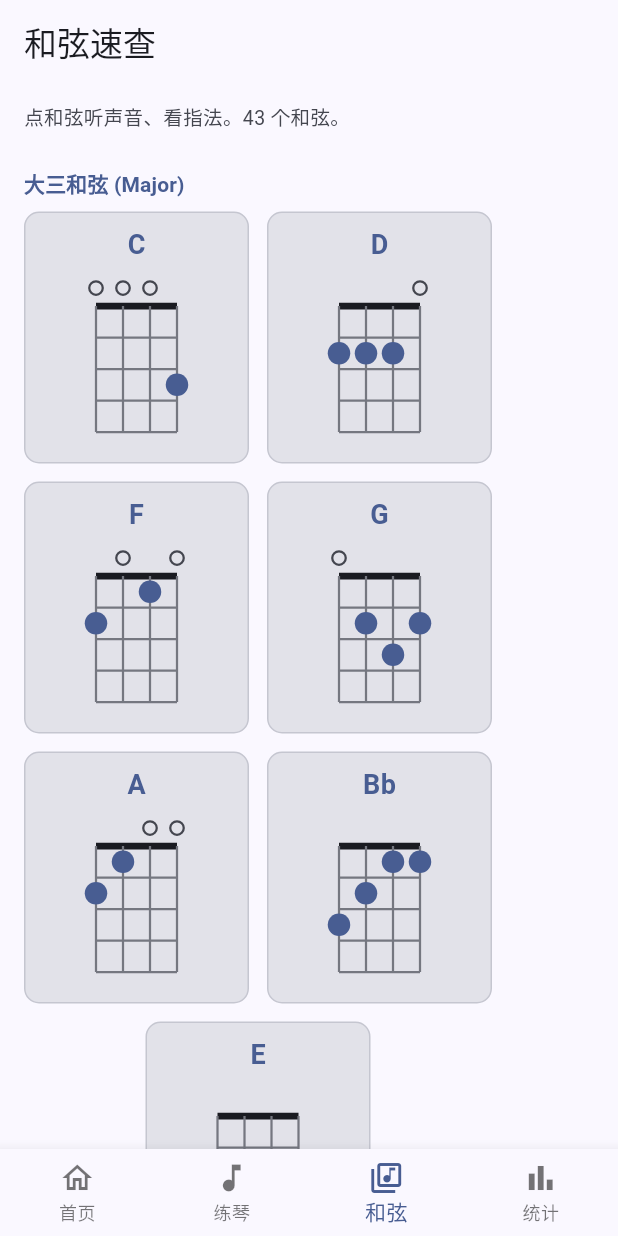
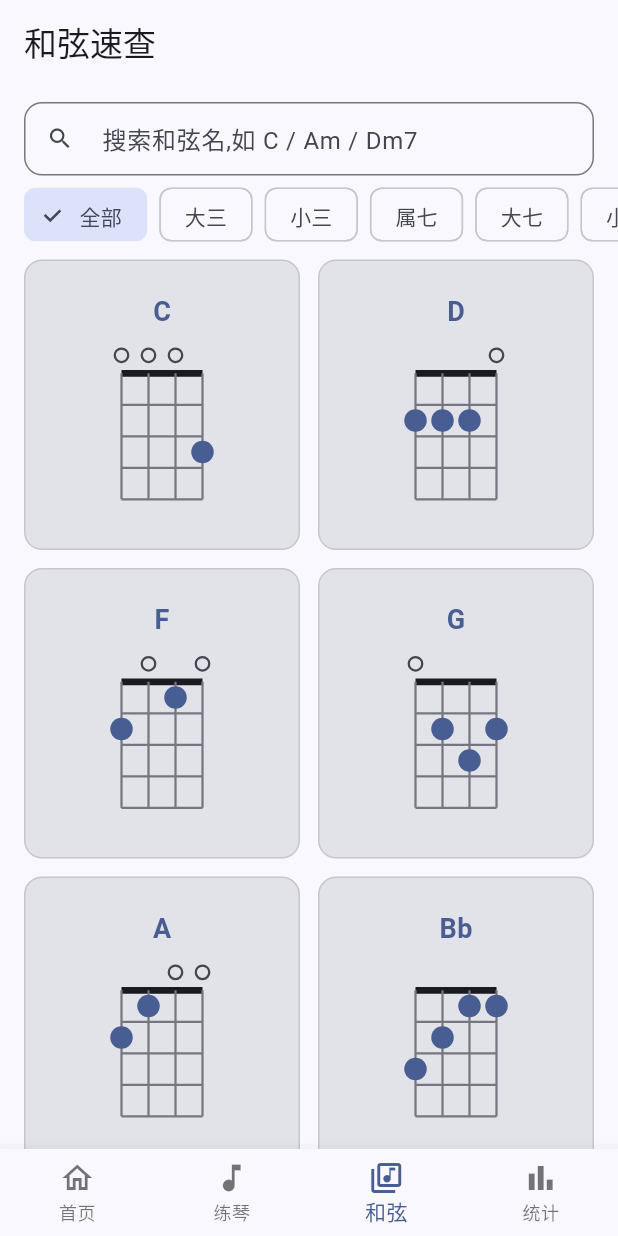
Before and after one commit to yyd841122/ukulele-demo, a Flutter app: the screen it shows after launch, item 3 of the bottom bar chosen, on a phone screen of 412 x 824 dp. Run offline on Flutter 3.47's test engine with Material 3 defaults, Android fonts, the phone set to English and light mode, and no system bars; our stand-ins replace flutter_local_notifications, permission_handler, share_plus, shared_preferences, timezone, wakelock_plus; missing offline and left inert: flutter_soloud, record.

Commit message:
UI重构Step3:和弦页数据驱动分组+搜索+筛选+响应式网格(models加chordCategories结构化分类替掉_categoryOf字符串推断·C#m/Bbmaj7不再错归类/chord_library改StatefulWidget加搜索框按名过滤+类别ChoiceChip替掉分组标题+响应式GridView按屏宽排·maxCrossAxisExtent200装下scale1.5指法图·_ChordTile去固定宽填满格子/analyze零新增·test132全过含搜索+筛选2新测)

```diff
--- a/flutter_app/lib/models.dart
+++ b/flutter_app/lib/models.dart
@@ -149,6 +149,29 @@ const Map<String, List<int>> chordShapes = {
   'Caug': [1, 0, 0, 3],
   'Gaug': [0, 3, 3, 2],
 };
+
+/// 一个和弦分类(给和弦速查页数据驱动分组用,替掉原来按和弦名 contains/endsWith 的脆弱推断:
+/// 像 C#m / Bbmaj7 这种命名一变就会被错归类)。name 是中文显示标签,chords 是该类下的和弦名,
+/// 顺序就是浏览顺序。每个和弦名都必须在 chordShapes 里有指法(点卡要画图 + 试听)。
+class ChordCategory {
+  final String name;
+  final List<String> chords;
+  const ChordCategory(this.name, this.chords);
+}
+
+/// 和弦速查页的分类(顺序 = 三和弦 → 七和弦 → 挂留 → 减增),和 chordShapes 的注释分组一致。
+/// 改 / 加和弦时:chordShapes 加指法,这里把名字塞进对应分类。
+const List<ChordCategory> chordCategories = [
+  ChordCategory('大三', ['C', 'D', 'F', 'G', 'A', 'Bb', 'E']),
+  ChordCategory('小三', ['Am', 'Bm', 'Cm', 'Dm', 'Em', 'Fm', 'Gm']),
+  ChordCategory('属七', ['A7', 'B7', 'C7', 'D7', 'E7', 'G7']),
+  ChordCategory('大七', ['Cmaj7', 'Fmaj7', 'Gmaj7', 'Amaj7']),
+  ChordCategory('小七', ['Dm7', 'Am7', 'Em7', 'Bm7', 'Cm7', 'Fm7', 'Gm7']),
+  ChordCategory('sus4', ['Csus4', 'Dsus4', 'Fsus4', 'Gsus4', 'Asus4']),
+  ChordCategory('sus2', ['Csus2', 'Dsus2', 'Gsus2']),
+  ChordCategory('dim', ['Bdim', 'Ddim']),
+  ChordCategory('aug', ['Caug', 'Gaug']),
+];
 
 /// 一拍 = 两个 8 分音符槽位。节奏型就按这些槽位描述,这样"上扫"这种落在后半拍的扫弦才表达得出来。
 /// 约定:槽 0 = 第1拍正拍、槽 1 = 第1拍的"&"(后半拍)、槽 2 = 第2拍正拍 …… 一个和弦共 beatsPerChord×2 个槽。
--- a/flutter_app/lib/screens/chord_library_screen.dart
+++ b/flutter_app/lib/screens/chord_library_screen.dart
@@ -1,105 +1,157 @@
 // 和弦速查页:把 chordShapes 里所有和弦画成【大图】网格,点一下听它的扫弦声。
-// 从 SongScreen 顶栏图标 Navigator.push 进来。专门给"想把某个和弦单独按熟、听准"用——
-// 跟歌练时只能看当前行的小和弦卡,这里能给每个和弦一个整张大图 + 一键试听。
+// 底导航「和弦」tab。专门给"想把某个和弦单独按熟、听准"用——跟歌练时只能看当前行的小和弦卡,
+// 这里给每个和弦一张大图 + 一键试听。
 //
-// 关键:复用 SongScreen 已 init 好的 AudioEngine(连同它预加载好的扫弦声源),不在这里再起一个 SoLoud——
-// 否则二次 init 引擎、再合成一遍声源,既慢又浪费。所以构造时把 audio 传进来,点卡只调它的 playChord。
+// 关键:复用 MainScaffold 共享的 AudioEngine(连同它预加载好的扫弦声源),不在这里再起一个 SoLoud——
+// 否则二次 init 引擎、再合成一遍声源,既慢又浪费。构造时把 audio 传进来,点卡只调它的 playChord。
 //
-// 第55步:加分组标题(大三/小三/属七/大七/小七/sus4/sus2/dim/aug),去每卡"点听声"提示。
+// 第N步(UI 重构)重写:① 分组改用 models.dart 的 chordCategories【数据驱动】(替掉 _categoryOf
+// 按和弦名 contains/endsWith 的脆弱推断,C#m / Bbmaj7 之类不再错归类);② 加【搜索框】按和弦名过滤;
+// ③ 加【类别筛选 ChoiceChip】替掉原来的分组标题(选一个类别只看那一类,「全部」看所有);
+// ④ 卡片改【响应式 GridView】(按屏宽自动排几列),替掉固定宽 150 的 Wrap。
 import 'package:flutter/material.dart';
 
 import '../audio/audio_engine.dart';
 import '../models.dart';
+import '../widgets/app_spacing.dart';
 import '../widgets/chord_diagram.dart';
 
-/// 按和弦名推断类别(中文标签)。
-String _categoryOf(String name) {
-  if (name.contains('maj7')) return '大七和弦 (Major 7th)';
-  if (name.contains('m7')) return '小七和弦 (Minor 7th)';
-  if (name.endsWith('7') && !name.contains('maj') && !name.contains('m')) return '属七和弦 (Dominant 7th)';
-  if (name.contains('sus4')) return '挂四和弦 (sus4)';
-  if (name.contains('sus2')) return '挂二和弦 (sus2)';
-  if (name.contains('dim')) return '减和弦 (dim)';
-  if (name.contains('aug')) return '增和弦 (aug)';
-  if (name.endsWith('m') && name.length <= 3) return '小三和弦 (Minor)';
-  return '大三和弦 (Major)';
-}
-
-/// 和弦速查页:大图网格 + 分组标题 + 点听声。[audio] 复用 SongScreen 的引擎(不二次 init)。
-class ChordLibraryScreen extends StatelessWidget {
+/// 和弦速查页:搜索 + 类别筛选 + 响应式大图网格 + 点听声。[audio] 复用共享引擎(不二次 init)。
+class ChordLibraryScreen extends StatefulWidget {
   final AudioEngine audio;
 
   const ChordLibraryScreen({required this.audio, super.key});
 
   @override
+  State<ChordLibraryScreen> createState() => _ChordLibraryScreenState();
+}
+
+class _ChordLibraryScreenState extends State<ChordLibraryScreen> {
+  final TextEditingController _searchCtl = TextEditingController();
+  String _query = '';
+  // 0 = 全部;1..N = chordCategories[index-1]。
+  int _categoryIndex = 0;
+
+  // 「全部」+ 各类别名,给筛选 chip 用。
+  List<String> get _chipLabels => ['全部', ...chordCategories.map((c) => c.name)];
+
+  /// 当前要展示的和弦名列表:搜索时跨所有类别按名过滤(忽略类别选择);否则按选中的类别取。
+  List<String> get _visible {
+    final q = _query.trim().toLowerCase();
+    if (q.isNotEmpty) {
+      return chordCategories
+          .expand((c) => c.chords)
+          .where((n) => n.toLowerCase().contains(q))
+          .toList();
+    }
+    if (_categoryIndex == 0) {
+      return chordCategories.expand((c) => c.chords).toList();
+    }
+    return chordCategories[_categoryIndex - 1].chords;
+  }
+
+  @override
+  void dispose() {
+    _searchCtl.dispose();
+    super.dispose();
+  }
+
+  @override
   Widget build(BuildContext context) {
     final theme = Theme.of(context);
-    // 把 chordShapes 按键分组,每组画标题 + Wrap
-    final entries = chordShapes.entries.toList();
-    final groups = <(String, List<MapEntry<String, List<int>>>)>[];
-    String? current;
-    List<MapEntry<String, List<int>>> currentEntries = [];
-    for (final e in entries) {
-      final cat = _categoryOf(e.key);
-      if (current != cat) {
-        if (current != null) groups.add((current, currentEntries));
-        current = cat;
-        currentEntries = [e];
-      } else {
-        currentEntries.add(e);
-      }
-    }
-    if (current != null) groups.add((current, currentEntries));
-
+    final cs = theme.colorScheme;
+    final visible = _visible;
     return Scaffold(
       appBar: AppBar(title: const Text('和弦速查')),
-      body: SingleChildScrollView(
-        padding: const EdgeInsets.fromLTRB(16, 12, 16, 32),
-        child: Column(
-          crossAxisAlignment: CrossAxisAlignment.start,
+      body: Column(
+        crossAxisAlignment: CrossAxisAlignment.stretch,
         children: [
-            Text(
-              '点和弦听声音、看指法。${chordShapes.length} 个和弦。',
-              style: TextStyle(
-                fontSize: 13,
-                color: theme.colorScheme.onSurfaceVariant,
+          // 搜索框 + 类别筛选。
+          Padding(
+            padding: const EdgeInsets.fromLTRB(Spacing.s16, Spacing.s12, Spacing.s16, Spacing.s4),
+            child: TextField(
+              controller: _searchCtl,
+              onChanged: (v) => setState(() => _query = v),
+              decoration: InputDecoration(
+                hintText: '搜索和弦名,如 C / Am / Dm7',
+                prefixIcon: const Icon(Icons.search),
+                suffixIcon: _query.isEmpty
+                    ? null
+                    : IconButton(
+                        icon: const Icon(Icons.clear),
+                        onPressed: () {
+                          _searchCtl.clear();
+                          setState(() => _query = '');
+                        },
                       ),
-            ),
-            const SizedBox(height: 8),
-            for (final (cat, entries) in groups) ...[
-              Padding(
-                padding: const EdgeInsets.only(top: 16, bottom: 8),
-                child: Text(
-                  cat,
-                  style: theme.textTheme.titleSmall?.copyWith(
-                    color: theme.colorScheme.primary,
-                    fontWeight: FontWeight.w600,
+                isDense: true,
+                border: OutlineInputBorder(borderRadius: BorderRadius.circular(RadiusCorners.r12)),
               ),
             ),
           ),
-              Wrap(
-                spacing: 12,
-                runSpacing: 12,
-                alignment: WrapAlignment.center,
+          // 类别筛选 chip 行(横向滚动,窄屏也不挤)。搜索时仍可见但不参与过滤(搜索优先)。
+          SizedBox(
+            height: 44,
+            child: ListView(
+              scrollDirection: Axis.horizontal,
+              padding: const EdgeInsets.symmetric(horizontal: Spacing.s12),
               children: [
-                  for (final entry in entries)
-                    _ChordTile(
-                      name: entry.key,
-                      frets: entry.value,
-                      onTap: () => audio.playChord(entry.key),
+                for (var i = 0; i < _chipLabels.length; i++)
+                  Padding(
+                    padding: const EdgeInsets.symmetric(horizontal: Spacing.s4, vertical: Spacing.s4),
+                    child: ChoiceChip(
+                      label: Text(_chipLabels[i]),
+                      selected: _categoryIndex == i && _query.isEmpty,
+                      onSelected: (_) => setState(() {
+                        _categoryIndex = i;
+                        // 选类别时清掉搜索(避免搜索把类别过滤盖掉,造成"选了大类却看不到"的困惑)。
+                        if (_query.isNotEmpty) {
+                          _searchCtl.clear();
+                          _query = '';
+                        }
+                      }),
+                    ),
                   ),
               ],
             ),
+          ),
+          // 响应式网格:按屏宽自动排列(每格最大 ~168),替掉固定宽 150。
+          Expanded(
+            child: visible.isEmpty
+                ? Center(
+                    child: Text(
+                      _query.isEmpty ? '该类别没有和弦' : '没找到「$_query」相关和弦',
+                      style: theme.textTheme.bodyMedium?.copyWith(color: cs.onSurfaceVariant),
+                    ),
+                  )
+                : GridView.builder(
+                    padding: const EdgeInsets.fromLTRB(Spacing.s16, Spacing.s8, Spacing.s16, Spacing.s32),
+                    gridDelegate: const SliverGridDelegateWithMaxCrossAxisExtent(
+                      // 200:手机约 2 列、平板约 4 列——格子够大才放得下 scale 1.5 的指法图(120 高)。
+                      maxCrossAxisExtent: 200,
+                      childAspectRatio: 0.95,
+                      crossAxisSpacing: Spacing.s12,
+                      mainAxisSpacing: Spacing.s12,
+                    ),
+                    itemCount: visible.length,
+                    itemBuilder: (_, i) {
+                      final name = visible[i];
+                      return _ChordTile(
+                        name: name,
+                        frets: chordShapes[name]!,
+                        onTap: () => widget.audio.playChord(name),
+                      );
+                    },
+                  ),
+          ),
         ],
-          ],
-        ),
       ),
     );
   }
 }
 
-/// 一张和弦卡:和弦名(上)+ 大号指法图(中)。点整张卡 → onTap。
-/// 固定宽 150,内容居中;指法图用 scale 1.5(比练习栏的参考卡大,看清按弦点)。
+/// 一张和弦卡:和弦名(上)+ 大号指法图(下)。点整张卡 → onTap。
+/// 不固定宽:GridView 给多宽就填多宽(响应式)。指法图 scale 1.5(看清按弦点)。
 class _ChordTile extends StatelessWidget {
   final String name;
   final List<int> frets;
@@ -116,27 +168,25 @@ class _ChordTile extends StatelessWidget {
     final cs = Theme.of(context).colorScheme;
     return InkWell(
       onTap: onTap,
-      borderRadius: BorderRadius.circular(10),
+      borderRadius: BorderRadius.circular(RadiusCorners.r12),
       child: Container(
-        width: 150,
-        padding: const EdgeInsets.fromLTRB(10, 8, 10, 8),
+        padding: const EdgeInsets.symmetric(vertical: Spacing.s8, horizontal: Spacing.s4),
         decoration: BoxDecoration(
           color: cs.surfaceContainerHighest,
-          borderRadius: BorderRadius.circular(10),
+          borderRadius: BorderRadius.circular(RadiusCorners.r12),
           border: Border.all(color: cs.outlineVariant),
         ),
         child: Column(
-          mainAxisSize: MainAxisSize.min,
+          mainAxisAlignment: MainAxisAlignment.center,
           children: [
-            Text(
+            FittedBox(
+              fit: BoxFit.scaleDown,
+              child: Text(
                 name,
-              style: TextStyle(
-                fontSize: 18,
-                fontWeight: FontWeight.bold,
-                color: cs.primary,
+                style: TextStyle(fontSize: 18, fontWeight: FontWeight.bold, color: cs.primary),
               ),
             ),
-            const SizedBox(height: 4),
+            const SizedBox(height: Spacing.s4),
             ChordDiagram(frets: frets, scale: 1.5),
           ],
         ),
```
Also changed, not shown: 1 other file. Lines whose indentation alone changed are shown as unchanged.
